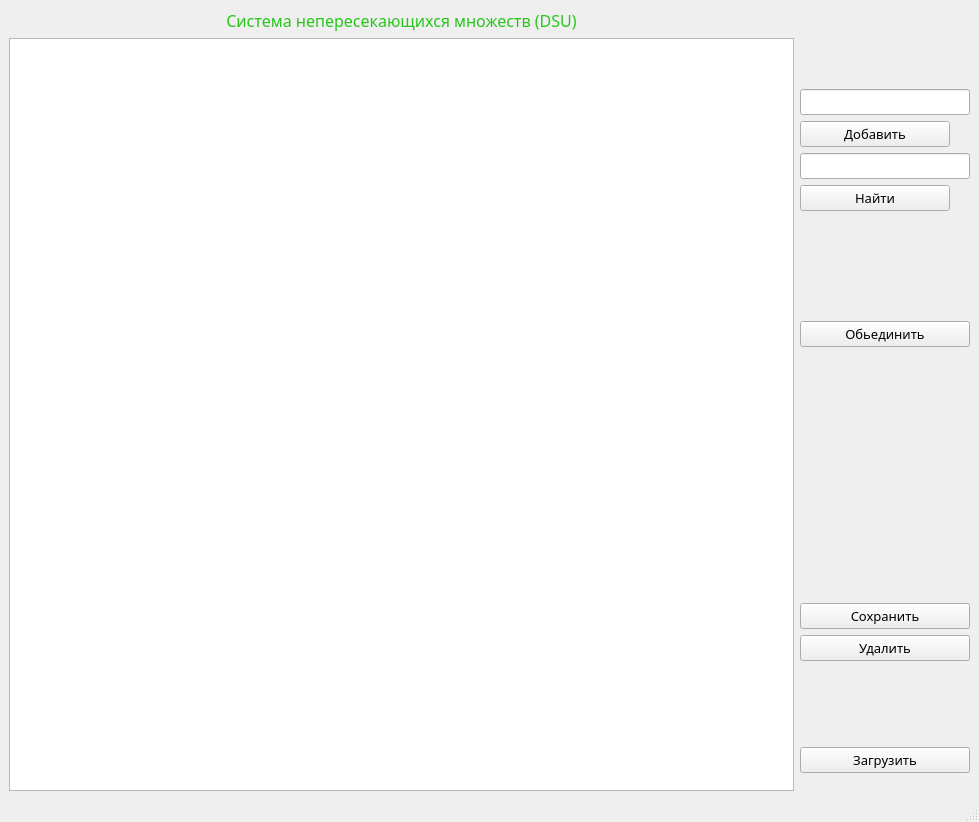
Qt form forms/MainWindow.ui (programmister68/DSU) before a commit.
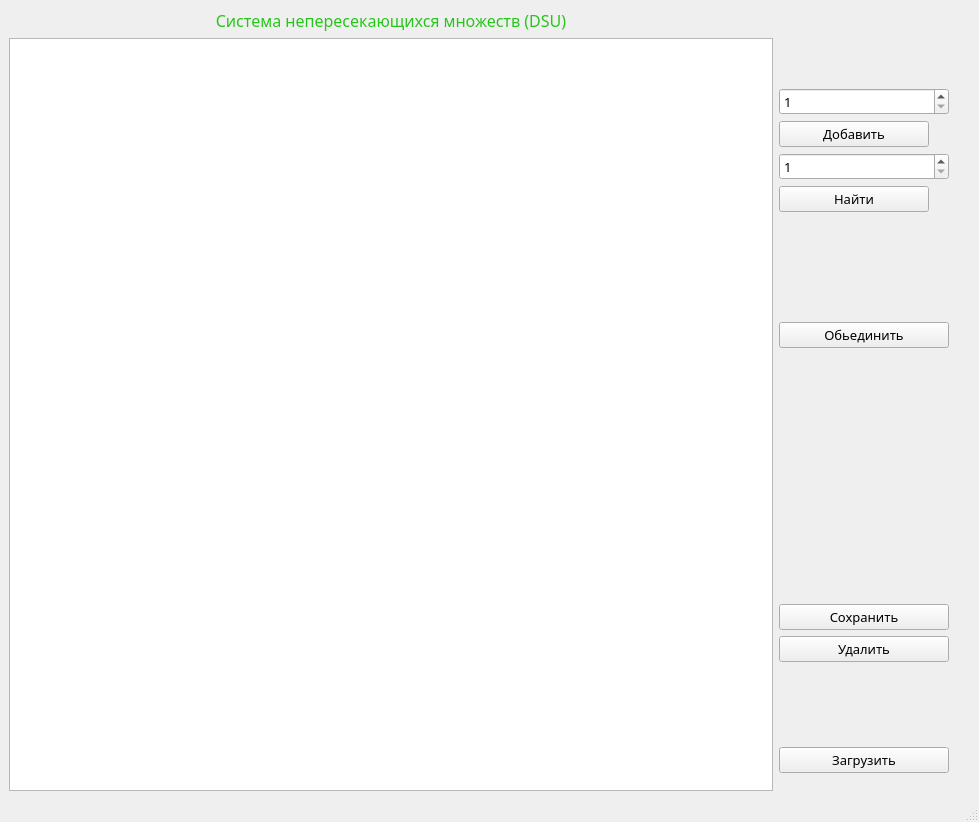
The same form after that commit.

```diff
--- a/forms/MainWindow.ui
+++ b/forms/MainWindow.ui
@@ -103,7 +103,7 @@
          </spacer>
         </item>
         <item>
-         <widget class="QLineEdit" name="lineAdd">
+         <widget class="QSpinBox" name="lineAdd">
           <property name="maximumSize">
            <size>
             <width>170</width>
@@ -116,6 +116,12 @@
             <pointsize>10</pointsize>
            </font>
           </property>
+          <property name="minimum">
+           <number>1</number>
+          </property>
+          <property name="maximum">
+           <number>9999999</number>
+          </property>
          </widget>
         </item>
         <item>
@@ -141,7 +147,7 @@
          </widget>
         </item>
         <item>
-         <widget class="QLineEdit" name="lineFind">
+         <widget class="QSpinBox" name="lineFind">
           <property name="maximumSize">
            <size>
             <width>170</width>
@@ -154,6 +160,15 @@
             <pointsize>10</pointsize>
            </font>
           </property>
+          <property name="toolTipDuration">
+           <number>-1</number>
+          </property>
+          <property name="minimum">
+           <number>1</number>
+          </property>
+          <property name="maximum">
+           <number>9999999</number>
+          </property>
          </widget>
         </item>
         <item>
```
